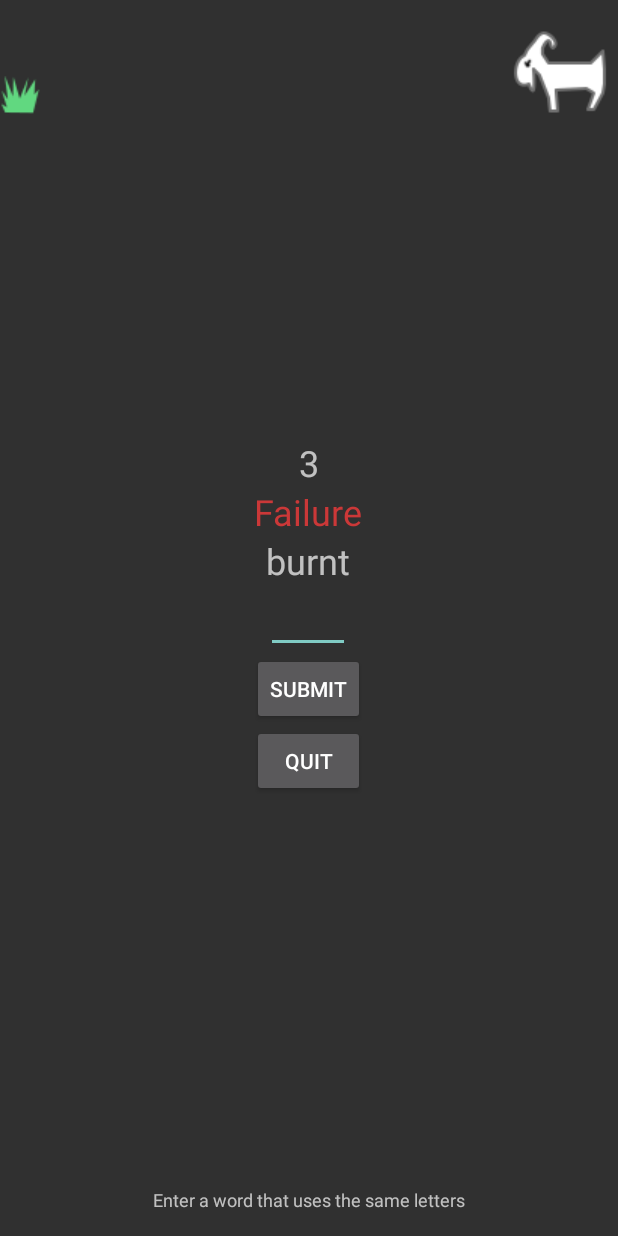
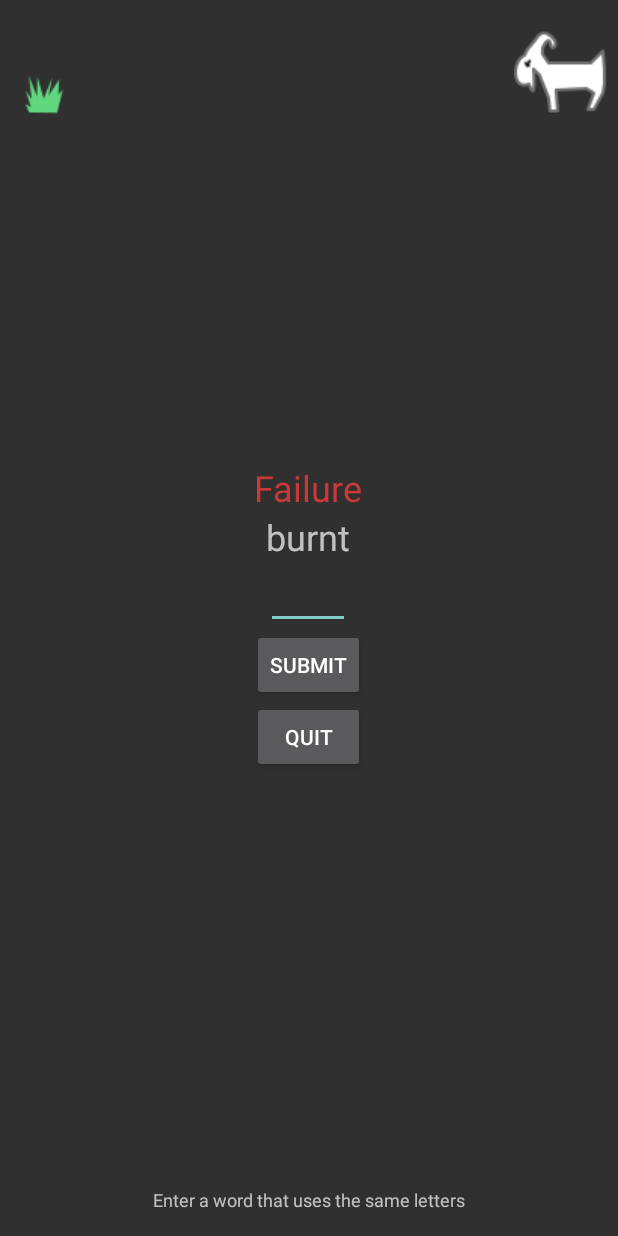
Before and after one commit to chicxulub/CS399-Anagrams, an Android app: the GameActivity screen opened directly, with no data from a screen before it, after a tap on "SUBMIT", on a phone screen of 412 x 824 dp. Run offline under Robolectric (Android 15) with nearby library versions, the phone set to English and light mode, and no system bars; 2 statements that could not run were skipped.

Commit message:
Removed counter text view and added finger to animation

```diff
--- a/app/src/main/java/chicxulub/nagaram/GameActivity.java
+++ b/app/src/main/java/chicxulub/nagaram/GameActivity.java
@@ -12,7 +12,6 @@ import android.util.Log;
 import android.view.MotionEvent;
 import android.view.View;
 import android.view.ViewGroup;
-import android.view.animation.Animation;
 import android.view.animation.LinearInterpolator;
 import android.view.animation.Transformation;
 import android.view.animation.TranslateAnimation;
@@ -20,7 +19,6 @@ import android.view.inputmethod.InputMethodManager;
 import android.widget.Button;
 import android.widget.EditText;
 import android.widget.ImageView;
-import android.widget.RelativeLayout;
 import android.widget.TextView;
 
 import org.xmlpull.v1.XmlPullParser;
@@ -36,7 +34,7 @@ public class GameActivity extends AppCompatActivity implements View.OnClickListe
     private String TAG = getClass().getSimpleName();
     private Intent mHomeIntent;
     private String word, solution, difficulty;
-    private TextView counter;
+    //private TextView counter;
     private int count = 0;
     private Handler handler = new Handler();
     private Handler ahandler = new Handler();
@@ -58,7 +56,7 @@ public class GameActivity extends AppCompatActivity implements View.OnClickListe
         setContentView(R.layout.activity_game);
 
         // start frame animation
-        ImageView img = (ImageView)findViewById(R.id.walk);
+        this.img = (ImageView)findViewById(R.id.walk);
         AnimationDrawable frameAnimation = (AnimationDrawable)img.getBackground();
         frameAnimation.start();
 
@@ -66,7 +64,7 @@ public class GameActivity extends AppCompatActivity implements View.OnClickListe
         this.mHomeIntent = new Intent(this, SplashActivity.class);
 
         // set up our counter
-        counter = (TextView)findViewById(R.id.timer);
+        //counter = (TextView)findViewById(R.id.timer);
 
         this.img = (ImageView)findViewById(R.id.walk);
 
@@ -227,11 +225,6 @@ public class GameActivity extends AppCompatActivity implements View.OnClickListe
                         feedback.setText("Correct");
                         feedback.setTextColor(ContextCompat.getColor(getApplicationContext(), R.color.green));
                         view.invalidate();
-                    } else {
-                        feedback.setText("Failure");
-                        feedback.setTextColor(ContextCompat.getColor(getApplicationContext(), R.color.red));
-                        view.invalidate();
-                    }
 
                         // whether you fail or succeed, push the ram back and reset the start times
                         long animStartTime = move.getStartTime();
@@ -244,6 +237,7 @@ public class GameActivity extends AppCompatActivity implements View.OnClickListe
                         float x = values[2];
                         this.img.clearAnimation();
                         // push the animation back
+
                         pushBack(x);
                         deactivateButtons();
 
@@ -254,10 +248,17 @@ public class GameActivity extends AppCompatActivity implements View.OnClickListe
                                 walk();
                                 activateButtons();
                             }
-                    }, 1000);
+                        }, 2000);
 
                         // restart start
                         count = 0;
+                    } else {
+                        feedback.setText("Failure");
+                        feedback.setTextColor(ContextCompat.getColor(getApplicationContext(), R.color.red));
+                        view.invalidate();
+                    }
+
+
                     generateWords();
                     text.setText(word);
                     ((EditText) findViewById(R.id.editText)).setText("");
@@ -290,14 +291,24 @@ public class GameActivity extends AppCompatActivity implements View.OnClickListe
         }
     };
 
+
     public void pushBack(float x) {
         DisplayMetrics dm = new DisplayMetrics();
         this.getWindowManager().getDefaultDisplay().getMetrics(dm);
+
+        int walkWidth = this.img.getBackground().getIntrinsicWidth();
+
+        ImageView fenga = (ImageView)findViewById(R.id.poke);
+        Log.d(TAG, String.valueOf(dm.widthPixels+x));
+        // go to the ram and push him back
+        TranslateAnimation push = new TranslateAnimation((dm.widthPixels + x)-walkWidth+5, dm.widthPixels-walkWidth, 0, 0);
+        push.setDuration(1000);
 
         TranslateAnimation back = new TranslateAnimation(x, 0, 0, 0);
         back.setDuration(1000);
         back.setFillAfter(true);
         this.img.startAnimation(back);
+        fenga.startAnimation(push);
     }
 
     public void walk() {
@@ -320,7 +331,7 @@ public class GameActivity extends AppCompatActivity implements View.OnClickListe
 
         if (count < 30) {
             count++;
-            counter.setText(String.valueOf(count));
+            //counter.setText(String.valueOf(count));
             handler.postDelayed(counterThread, RATE);
         }
         else {
@@ -329,6 +340,7 @@ public class GameActivity extends AppCompatActivity implements View.OnClickListe
             hideSoftKeyboard(GameActivity.this);
             input.setVisibility(View.INVISIBLE);
             submit.setVisibility(View.INVISIBLE);
+            feedback.setTextColor(ContextCompat.getColor(getApplicationContext(), R.color.red));
             feedback.setText("Out of Time");
         }
     }
--- a/app/src/main/res/layout/activity_game.xml
+++ b/app/src/main/res/layout/activity_game.xml
@@ -16,10 +16,22 @@
         android:layout_alignParentLeft="true"
         android:layout_alignParentStart="true"
         android:id="@+id/grass"
+        android:paddingLeft="16dp"
         android:layout_alignBottom="@+id/walk"
         android:layout_width="wrap_content"
         android:layout_height="wrap_content"
         android:src="@drawable/grass"/>
+    <ImageView
+        android:layout_marginLeft="-85px"
+        android:layout_marginStart="-85px"
+        android:clipChildren="false"
+        android:layout_alignParentLeft="true"
+        android:layout_alignParentStart="true"
+        android:id="@+id/poke"
+        android:layout_alignBottom="@+id/walk"
+        android:layout_width="wrap_content"
+        android:layout_height="wrap_content"
+        android:src="@drawable/poke"/>
 
     <LinearLayout
         android:layout_width="match_parent"
@@ -31,6 +43,7 @@
             android:layout_height="wrap_content"
             android:textSize="24sp"
             android:gravity="center"
+            android:visibility="gone"
             android:id="@+id/timer"
             android:text="0" />
 
```
Also changed, not shown: app/src/main/res/drawable/poke.png (added), 22 other files. Lines whose indentation alone changed are shown as unchanged.
